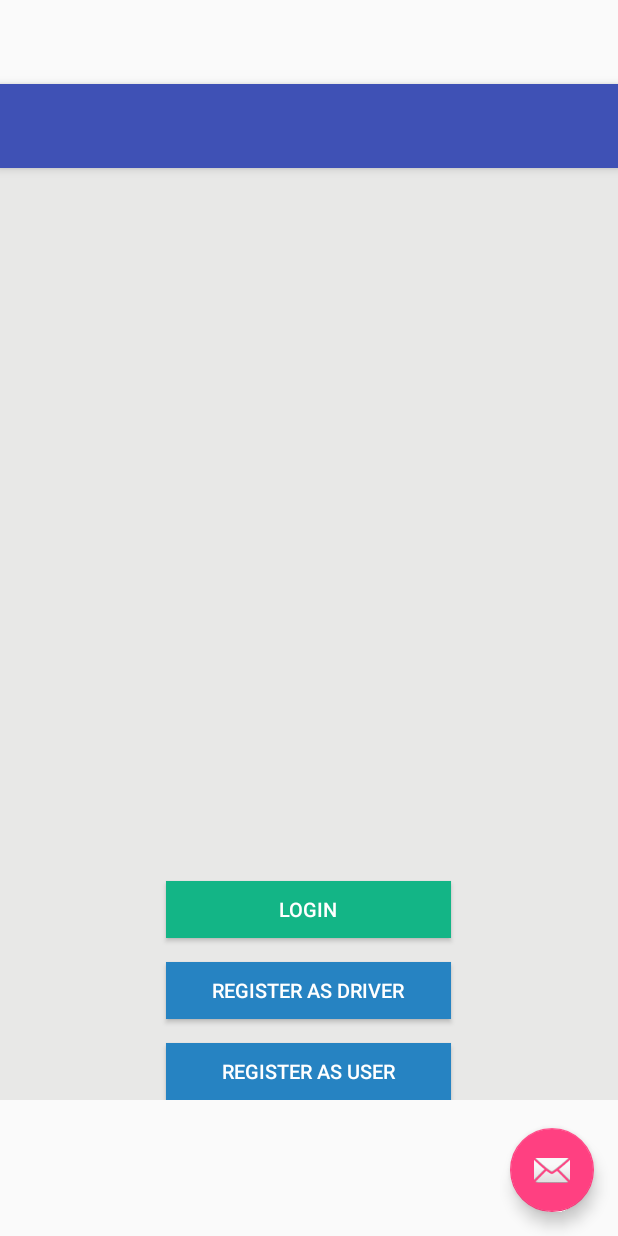
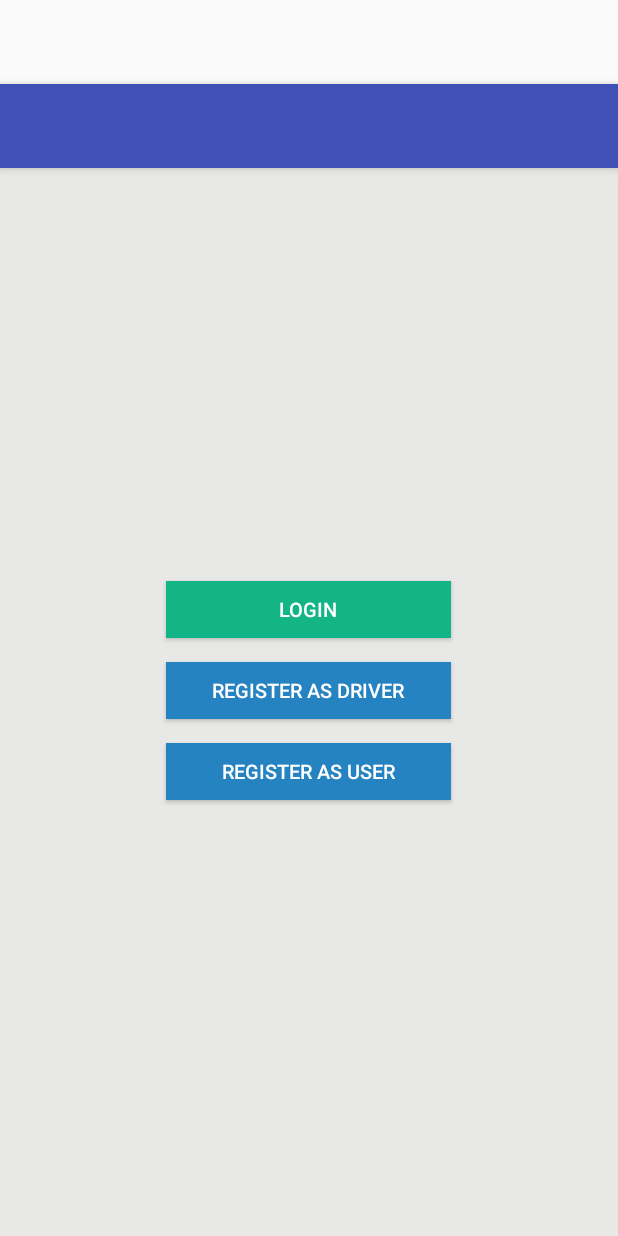
Before and after one commit to sankjoseph/BZRide, an Android app: the layout activity_main.xml on its own in the app's theme, with its tools: preview values and no code run, on a phone screen of 412 x 824 dp. Run offline under Robolectric (Android 15) with nearby library versions, the light colour scheme and no system bars.

Commit message:
main edited for device
main edited for device

```diff
--- a/BZRide/app/src/main/java/bzride/com/bzride/EULA.java
+++ b/BZRide/app/src/main/java/bzride/com/bzride/EULA.java
@@ -13,7 +13,8 @@ public class EULA extends AppCompatActivity {
     protected void onCreate(Bundle savedInstanceState) {
         super.onCreate(savedInstanceState);
         setContentView(R.layout.activity_eul);
-        Toolbar toolbar = (Toolbar) findViewById(R.id.toolbar);
+
+       /* Toolbar toolbar = (Toolbar) findViewById(R.id.toolbar);
         setSupportActionBar(toolbar);
 
         FloatingActionButton fab = (FloatingActionButton) findViewById(R.id.fab);
@@ -23,7 +24,7 @@ public class EULA extends AppCompatActivity {
                 Snackbar.make(view, "Replace with your own action", Snackbar.LENGTH_LONG)
                         .setAction("Action", null).show();
             }
-        });
+        });*/
     }
 
 }
--- a/BZRide/app/src/main/res/layout/activity_eul.xml
+++ b/BZRide/app/src/main/res/layout/activity_eul.xml
@@ -17,9 +17,6 @@
 
     <include layout="@layout/content_eul" />
 
-    <android.support.design.widget.FloatingActionButton android:id="@+id/fab"
-        android:layout_width="wrap_content" android:layout_height="wrap_content"
-        android:layout_gravity="bottom|end" android:layout_margin="@dimen/fab_margin"
-        android:src="@android:drawable/ic_dialog_email" />
+
 
 </android.support.design.widget.CoordinatorLayout>
--- a/BZRide/app/src/main/res/layout/activity_login.xml
+++ b/BZRide/app/src/main/res/layout/activity_login.xml
@@ -17,9 +17,5 @@
 
     <include layout="@layout/content_login" />
 
-    <android.support.design.widget.FloatingActionButton android:id="@+id/fab"
-        android:layout_width="wrap_content" android:layout_height="wrap_content"
-        android:layout_gravity="bottom|end" android:layout_margin="@dimen/fab_margin"
-        android:src="@android:drawable/ic_dialog_email" />
 
 </android.support.design.widget.CoordinatorLayout>
--- a/BZRide/app/src/main/res/layout/activity_main.xml
+++ b/BZRide/app/src/main/res/layout/activity_main.xml
@@ -17,9 +17,6 @@
 
     <include layout="@layout/content_main" />
 
-    <android.support.design.widget.FloatingActionButton android:id="@+id/fab"
-        android:layout_width="wrap_content" android:layout_height="wrap_content"
-        android:layout_gravity="bottom|end" android:layout_margin="@dimen/fab_margin"
-        android:src="@android:drawable/ic_dialog_email" />
+
 
 </android.support.design.widget.CoordinatorLayout>
--- a/BZRide/app/src/main/res/layout/activity_registeruser.xml
+++ b/BZRide/app/src/main/res/layout/activity_registeruser.xml
@@ -17,9 +17,6 @@
 
     <include layout="@layout/content_registeruser" />
 
-    <android.support.design.widget.FloatingActionButton android:id="@+id/fab"
-        android:layout_width="wrap_content" android:layout_height="wrap_content"
-        android:layout_gravity="bottom|end" android:layout_margin="@dimen/fab_margin"
-        android:src="@android:drawable/ic_dialog_email" />
+
 
 </android.support.design.widget.CoordinatorLayout>
--- a/BZRide/app/src/main/res/layout/activity_usercarddetails.xml
+++ b/BZRide/app/src/main/res/layout/activity_usercarddetails.xml
@@ -17,9 +17,5 @@
 
     <include layout="@layout/content_usercarddetails" />
 
-    <android.support.design.widget.FloatingActionButton android:id="@+id/fab"
-        android:layout_width="wrap_content" android:layout_height="wrap_content"
-        android:layout_gravity="bottom|end" android:layout_margin="@dimen/fab_margin"
-        android:src="@android:drawable/ic_dialog_email" />
 
 </android.support.design.widget.CoordinatorLayout>
--- a/BZRide/app/src/main/res/layout/content_main.xml
+++ b/BZRide/app/src/main/res/layout/content_main.xml
@@ -1,24 +1,13 @@
 <?xml version="1.0" encoding="utf-8"?>
-<ScrollView
-    xmlns:android="http://schemas.android.com/apk/res/android"
-    xmlns:tools="http://schemas.android.com/tools"
-    android:id="@+id/scrollView1"
+<LinearLayout xmlns:android="http://schemas.android.com/apk/res/android"
     android:layout_width="fill_parent"
-    android:layout_height="match_parent" >
-
-    <LinearLayout
-        android:layout_width="fill_parent"
-        android:layout_height="match_parent"
+    android:layout_height="fill_parent"
     android:background="#e8e8e7"
     android:orientation="vertical" >
     <ImageView android:layout_width="100dp"
-            android:layout_height="500dp"
-
+        android:layout_height="300dp"
       android:layout_marginTop="15dp"
         android:layout_gravity="center_horizontal"/>
-
-
-
     <LinearLayout android:orientation="vertical"
         android:layout_width="match_parent"
         android:layout_height="match_parent">
@@ -55,7 +44,3 @@
     </LinearLayout>
 
 </LinearLayout>
-
-
-
-</ScrollView>
```
Also changed, not shown: BZRide/app/src/main/java/bzride/com/bzride/MainActivity.java (+0 -10 lines), BZRide/app/src/main/java/bzride/com/bzride/login.java (+0 -10 lines), BZRide/app/src/main/java/bzride/com/bzride/registeruser.java (+0 -10 lines), BZRide/app/src/main/java/bzride/com/bzride/usercarddetails.java (+0 -11 lines). Lines whose indentation alone changed are shown as unchanged.
